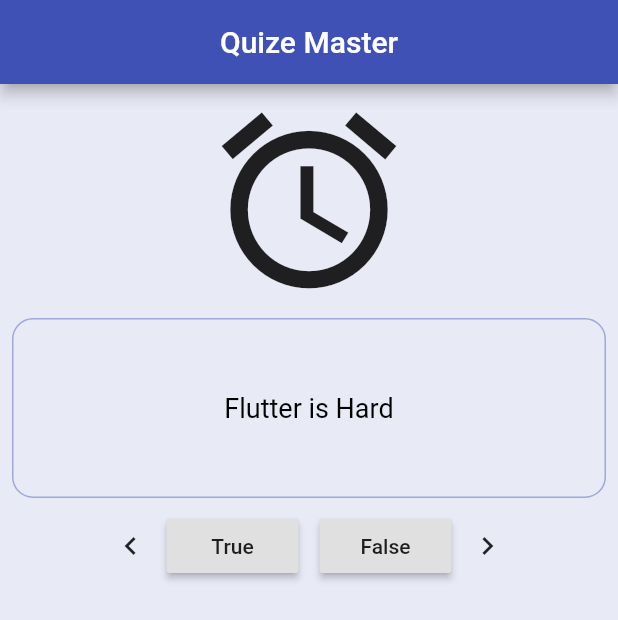
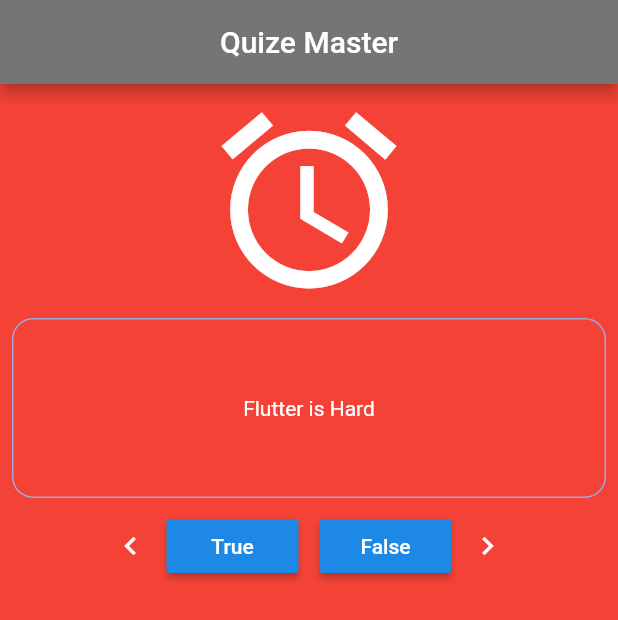
Before and after one commit to DevSanket/Flutter-Apps, a Flutter app: the screen it shows after launch, after a tap on "True", on a phone screen of 412 x 824 dp. Shown: the top 620 px of the screen. Run offline on Flutter 3.47's test engine with Material 2 defaults, Android fonts, the phone set to English and light mode, and no system bars; network calls fail.

Commit message:
Started to Working on Themes Understanding

```diff
--- a/quize_app/lib/main.dart
+++ b/quize_app/lib/main.dart
@@ -1,120 +1,46 @@
 import 'package:flutter/material.dart';
 import 'package:quize_app/quize/quize.dart';
 
+
+final ThemeData _apptheme = _buildAppTheme();
+
+ThemeData _buildAppTheme(){
+  final ThemeData base = ThemeData.dark();
+
+  return base.copyWith(
+    brightness: Brightness.dark,
+    accentColor: Colors.amber[200],
+    primaryColor: Colors.grey[600],
+    scaffoldBackgroundColor: Colors.red,
+    backgroundColor: Colors.blue,
+    textTheme: _appTextTheme(base.textTheme)
+  );
+}
+
+TextTheme _appTextTheme(TextTheme base){
+    return base.copyWith(
+      headline: base.headline.copyWith(
+          fontWeight: FontWeight.w500
+      ),
+      button: base.button.copyWith(
+        letterSpacing: 4
+      ),
+      caption: base.caption.copyWith(
+        fontWeight: FontWeight.w400
+      ),
+      body1: base.body1.copyWith(
+        fontSize: 23,
+        fontFamily: "Lobster",
+      ),
+      title: base.title.copyWith(
+        fontSize: 15
+      )
+    );
+}
+
 void main() {
   runApp(MaterialApp(
+    theme: _apptheme,
     home: quize(),
   ));
 }
-
-class MyApp extends StatelessWidget {
-  // This widget is the root of your application.
-  @override
-  Widget build(BuildContext context) {
-    return MaterialApp(
-      title: 'Flutter Demo',
-      theme: ThemeData(
-        // This is the theme of your application.
-        //
-        // Try running your application with "flutter run". You'll see the
-        // application has a blue toolbar. Then, without quitting the app, try
-        // changing the primarySwatch below to Colors.green and then invoke
-        // "hot reload" (press "r" in the console where you ran "flutter run",
-        // or simply save your changes to "hot reload" in a Flutter IDE).
-        // Notice that the counter didn't reset back to zero; the application
-        // is not restarted.
-        primarySwatch: Colors.blue,
-        // This makes the visual density adapt to the platform that you run
-        // the app on. For desktop platforms, the controls will be smaller and
-        // closer together (more dense) than on mobile platforms.
-        visualDensity: VisualDensity.adaptivePlatformDensity,
-      ),
-      home: MyHomePage(title: 'Flutter Demo Home Page'),
-    );
-  }
-}
-
-class MyHomePage extends StatefulWidget {
-  MyHomePage({Key key, this.title}) : super(key: key);
-
-  // This widget is the home page of your application. It is stateful, meaning
-  // that it has a State object (defined below) that contains fields that affect
-  // how it looks.
-
-  // This class is the configuration for the state. It holds the values (in this
-  // case the title) provided by the parent (in this case the App widget) and
-  // used by the build method of the State. Fields in a Widget subclass are
-  // always marked "final".
-
-  final String title;
-
-  @override
-  _MyHomePageState createState() => _MyHomePageState();
-}
-
-class _MyHomePageState extends State<MyHomePage> {
-  int _counter = 0;
-
-  void _incrementCounter() {
-    setState(() {
-      // This call to setState tells the Flutter framework that something has
-      // changed in this State, which causes it to rerun the build method below
-      // so that the display can reflect the updated values. If we changed
-      // _counter without calling setState(), then the build method would not be
-      // called again, and so nothing would appear to happen.
-      _counter++;
-    });
-  }
-
-  @override
-  Widget build(BuildContext context) {
-    // This method is rerun every time setState is called, for instance as done
-    // by the _incrementCounter method above.
-    //
-    // The Flutter framework has been optimized to make rerunning build methods
-    // fast, so that you can just rebuild anything that needs updating rather
-    // than having to individually change instances of widgets.
-    return Scaffold(
-      appBar: AppBar(
-        // Here we take the value from the MyHomePage object that was created by
-        // the App.build method, and use it to set our appbar title.
-        title: Text(widget.title),
-      ),
-      body: Center(
-        // Center is a layout widget. It takes a single child and positions it
-        // in the middle of the parent.
-        child: Column(
-          // Column is also a layout widget. It takes a list of children and
-          // arranges them vertically. By default, it sizes itself to fit its
-          // children horizontally, and tries to be as tall as its parent.
-          //
-          // Invoke "debug painting" (press "p" in the console, choose the
-          // "Toggle Debug Paint" action from the Flutter Inspector in Android
-          // Studio, or the "Toggle Debug Paint" command in Visual Studio Code)
-          // to see the wireframe for each widget.
-          //
-          // Column has various properties to control how it sizes itself and
-          // how it positions its children. Here we use mainAxisAlignment to
-          // center the children vertically; the main axis here is the vertical
-          // axis because Columns are vertical (the cross axis would be
-          // horizontal).
-          mainAxisAlignment: MainAxisAlignment.center,
-          children: <Widget>[
-            Text(
-              'You have pushed the button this many times:',
-            ),
-            Text(
-              '$_counter',
-              style: Theme.of(context).textTheme.headline4,
-            ),
-          ],
-        ),
-      ),
-      floatingActionButton: FloatingActionButton(
-        onPressed: _incrementCounter,
-        tooltip: 'Increment',
-        child: Icon(Icons.add),
-      ), // This trailing comma makes auto-formatting nicer for build methods.
-    );
-  }
-}
--- a/quize_app/lib/quize/quize.dart
+++ b/quize_app/lib/quize/quize.dart
@@ -20,9 +20,9 @@ class _quizeState extends State<quize> {
       appBar: AppBar(
         title: Text("Quize Master"),
         centerTitle: true,
-        backgroundColor: Colors.indigo,
+        // backgroundColor: Colors.indigo,
       ),
-      backgroundColor: Colors.indigo.shade50,
+      // backgroundColor: Colors.indigo.shade50,
       body: Builder(
         builder: (BuildContext context) => Container(
           child: Column(
@@ -44,10 +44,12 @@ class _quizeState extends State<quize> {
                   ),
                   height: 120,
                   child: Center(
-                    child: Text(QuestionBank[i].questionText,style: TextStyle(
-                      fontSize: 18,
-                      color: Colors.black
-                    ),),
+                    child: Text(QuestionBank[i].questionText,
+                    //   style: TextStyle(
+                    //   fontSize: 18,
+                    //   color: Colors.black
+                    // ),
+                       ),
                   ),
                 ),
               ),
```
Also changed, not shown: quize_app/pubspec.yaml (+4 -4 lines), quize_app/fonts/Lobster-Regular.ttf (added), 1 other file.
